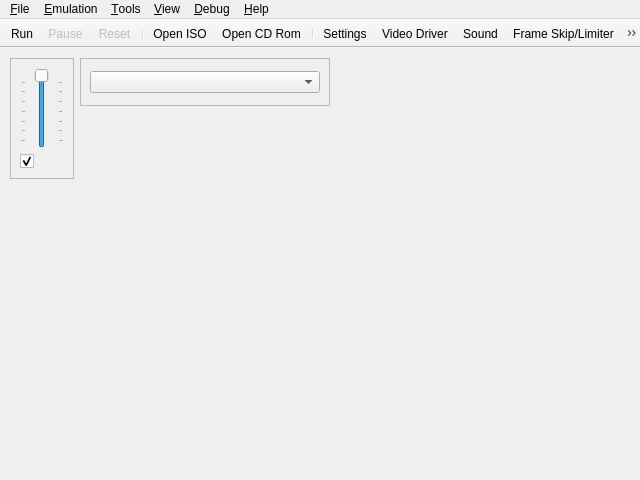
Before: the Qt Designer form yabause/src/qt/ui/UIYabause.ui in Yabause/yabause, drawn with Qt 5.
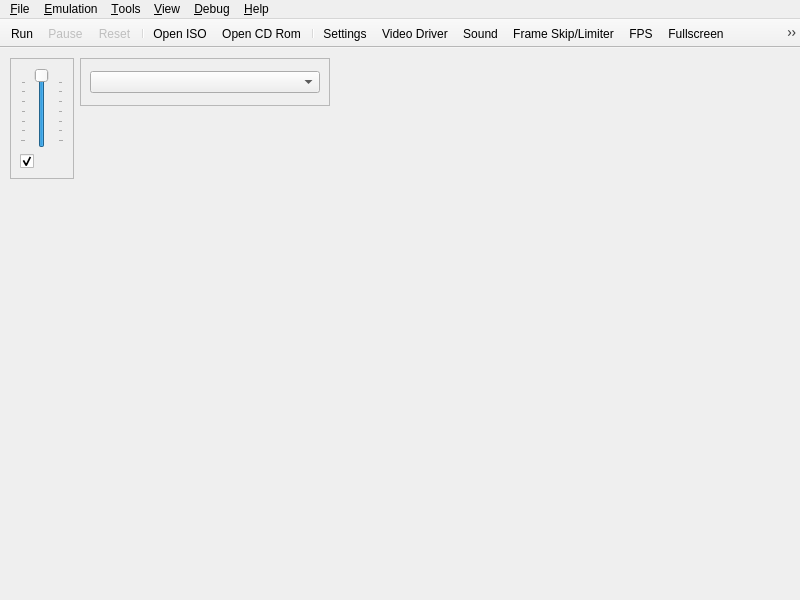
After: the same form once the commit is applied. Icons and pictures are not drawn.

Patch:
```diff
--- a/yabause/src/qt/ui/UIYabause.ui
+++ b/yabause/src/qt/ui/UIYabause.ui
@@ -6,8 +6,8 @@
    <rect>
     <x>0</x>
     <y>0</y>
-    <width>640</width>
-    <height>480</height>
+    <width>800</width>
+    <height>600</height>
    </rect>
   </property>
   <property name="windowTitle">
@@ -123,7 +123,7 @@
     <rect>
      <x>0</x>
      <y>0</y>
-     <width>640</width>
+     <width>800</width>
      <height>21</height>
     </rect>
    </property>
```
